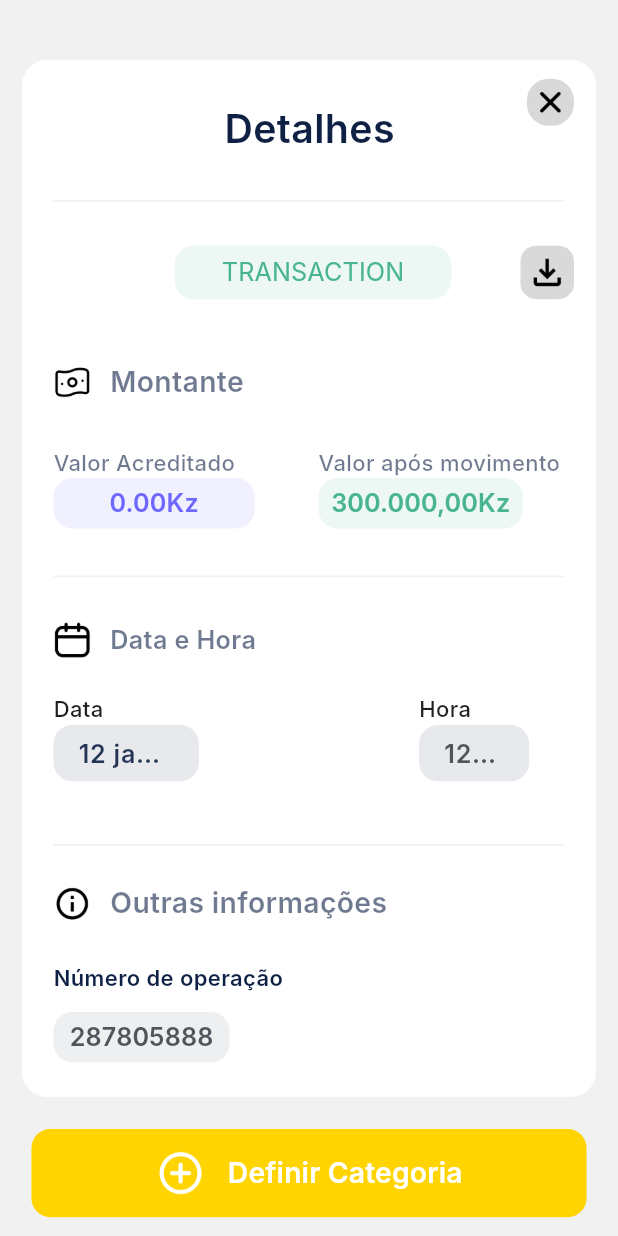
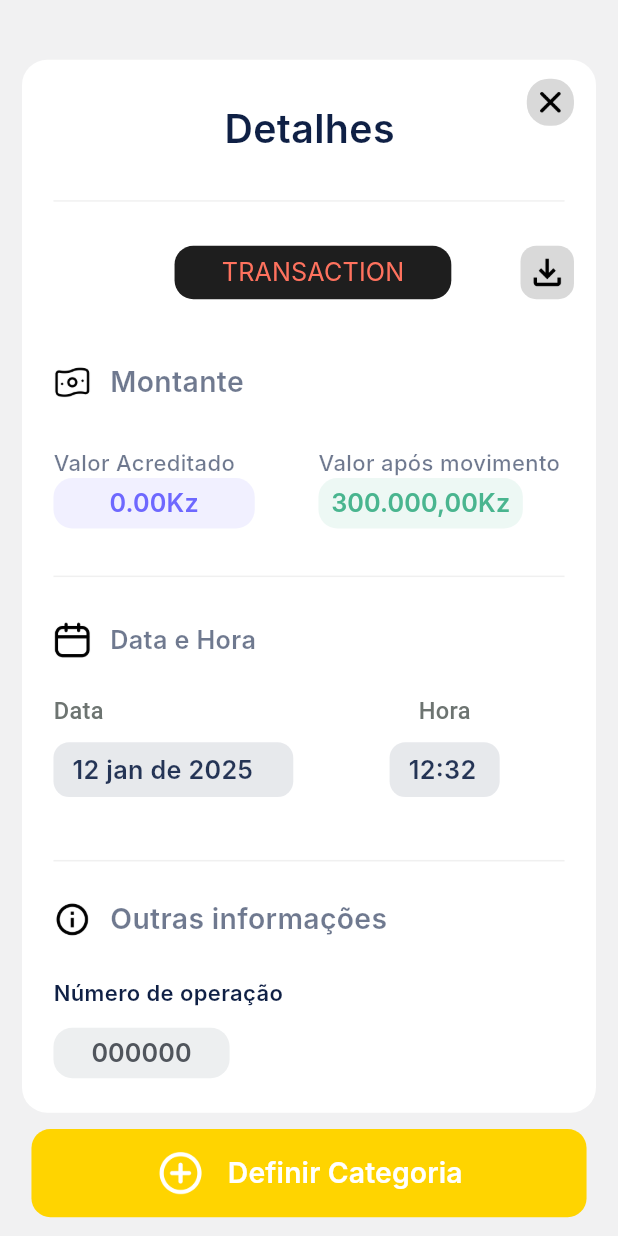
Before and after one commit to WUNDU/wundu-mobile, a Flutter app: the TransactionDetailsScreen screen opened by its route, on a phone screen of 412 x 824 dp. Run offline on Flutter 3.47's test engine with Material 3 defaults, Android fonts, the phone set to English and light mode, and no system bars; our stand-ins replace cached_network_image, dotted_border, equatable, flutter_bloc, flutter_screenutil, flutter_svg and 3 more; accounts and stored records are empty; Roboto replaces fonts that are missing (Inter, Poppins).

Commit message:
📕 chore: add transaction mocks to card manager

```diff
--- a/lib/views/transaction_details/models/transaction_model.dart
+++ b/lib/views/transaction_details/models/transaction_model.dart
@@ -1,4 +1,4 @@
-import 'dart:ui';
+import 'package:flutter/material.dart';
 
 class TransactionModel {
   final String id;
@@ -6,9 +6,11 @@ class TransactionModel {
   final String description;
   final double amount;
   final DateTime date;
-  final String type; // 'transfer', 'payment', 'withdrawal', etc.
+  final String type;
   final Color backgroundColor;
   final String? iconPath;
+  final ButtonStyle buttonStyle;
+  final String cardId; // Novo campo para identificar o cartão
 
   TransactionModel({
     required this.id,
@@ -18,10 +20,11 @@ class TransactionModel {
     required this.date,
     required this.type,
     required this.backgroundColor,
+    required this.buttonStyle,
+    required this.cardId, // Campo obrigatório
     this.iconPath,
   });
 
-  // Método para converter de/para JSON se necessário
   factory TransactionModel.fromJson(Map<String, dynamic> json) {
     return TransactionModel(
       id: json['id'],
@@ -30,8 +33,10 @@ class TransactionModel {
       amount: json['amount'].toDouble(),
       date: DateTime.parse(json['date']),
       type: json['type'],
+      buttonStyle: json['buttonStyle'],
       backgroundColor: Color(json['backgroundColor']),
       iconPath: json['iconPath'],
+      cardId: json['cardId'],
     );
   }
 }
--- a/lib/views/transaction_details/transaction_details_screen.dart
+++ b/lib/views/transaction_details/transaction_details_screen.dart
@@ -5,7 +5,6 @@ import 'package:wundu/views/transaction_details/models/transaction_model.dart';
 import 'package:wundu/views/transaction_details/bloc/transaction_details_screen_bloc.dart';
 import 'package:wundu/views/transaction_details/models/transaction_details_screen_model.dart';
 import 'package:wundu/widgets/custom_elevated_button.dart';
-import 'package:wundu/widgets/custom_text_form_field.dart';
 import 'package:wundu/widgets/custom_icon_button.dart';
 import 'package:intl/intl.dart';
 
@@ -196,8 +195,10 @@ class TransactionDetailsScreen extends StatelessWidget {
             height: 34.h,
             width: 176.h,
             text: transaction?.type.toUpperCase() ?? "TRANSACTION",
-            buttonStyle: CustomButtonStyles.fillTeal,
-            buttonTextStyle: CustomTextStyles.bodyLargeTeal300,
+            buttonStyle: transaction?.buttonStyle,
+            buttonTextStyle: transaction?.type == "payment"
+                ? CustomTextStyles.bodyLargeTeal300
+                : CustomTextStyles.bodyLargeDeeporange300,
           ),
           Padding(
             padding: EdgeInsets.only(left: 44.h),
@@ -207,7 +208,7 @@ class TransactionDetailsScreen extends StatelessWidget {
               padding: EdgeInsets.all(4.h),
               decoration: IconButtonStyleHelper.fillBlueGrayTL10,
               child: CustomImageView(
-                imagePath: transaction?.iconPath ?? ImageConstant.download,
+                imagePath: ImageConstant.download,
               ),
             ),
           ),
@@ -305,56 +306,45 @@ class TransactionDetailsScreen extends StatelessWidget {
 
   /// Section Widget
   Widget _buildDateEdit(BuildContext context) {
-    return BlocSelector<TransactionDetailsScreenBloc,
-        TransactionDetailsScreenState, TextEditingController?>(
-      selector: (state) => state.dateEditController,
-      builder: (context, dateEditController) {
-        return CustomTextFormField(
-          width: 250.h,
-          controller: dateEditController,
-          hintText: "12 jan de 2025",
-          hintStyle: CustomTextStyles.titleMediumBluegray900SemiBold,
-          contentPadding: EdgeInsets.symmetric(
+    final transaction = context.select((TransactionDetailsScreenBloc bloc) =>
+        bloc.state.transactionDetailsScreenModelObj?.transaction);
+    return Container(
+      width: 400.h,
+      padding: EdgeInsets.symmetric(
         horizontal: 12.h,
         vertical: 6.h,
       ),
-          borderDecoration: TextFormFieldStyleHelper.fillBlueGray,
-          filled: true,
-          fillColor: appTheme.blueGray900.withValues(
-            alpha: 0.1,
+      decoration: BoxDecoration(
+        color: appTheme.blueGray900.withValues(alpha: 0.1),
+        borderRadius: BorderRadius.circular(10.h),
       ),
-        );
-      },
+      child: Text(
+        transaction?.date != null
+            ? DateFormat("dd MMM 'de' yyyy", 'pt_BR').format(transaction!.date)
+            : "12 jan de 2025",
+        style: CustomTextStyles.titleMediumBluegray900SemiBold,
+        maxLines: 1,
+        overflow: TextOverflow.ellipsis,
+      ),
     );
   }
 
   /// Section Widget
   Widget _buildTimeEdit(BuildContext context) {
-    return BlocSelector<TransactionDetailsScreenBloc,
-        TransactionDetailsScreenState, TextEditingController?>(
-      selector: (state) => state.timeEditController,
-      builder: (context, timeEditController) {
-        return CustomTextFormField(
-          readOnly: true,
+    return Container(
       width: 70.h,
-          controller: timeEditController,
-          hintText: "12:32",
-          hintStyle: CustomTextStyles.titleMediumBluegray700,
-          textInputAction: TextInputAction.done,
-          contentPadding: EdgeInsets.symmetric(
+      padding: EdgeInsets.symmetric(
         horizontal: 12.h,
         vertical: 6.h,
       ),
-          borderDecoration: TextFormFieldStyleHelper.fillBlueGray,
-          filled: true,
-          fillColor: appTheme.blueGray900.withValues(
-            alpha: 0.1,
+      decoration: BoxDecoration(
+        color: appTheme.blueGray900.withValues(alpha: 0.1),
+        borderRadius: BorderRadius.circular(10.h),
       ),
-          onTap: () {
-            onTapTimeEdit(context);
-          },
-        );
-      },
+      child: Text(
+        "12:32",
+        style: CustomTextStyles.titleMediumBluegray900SemiBold,
+      ),
     );
   }
 
@@ -369,25 +359,24 @@ class TransactionDetailsScreen extends StatelessWidget {
             child: Column(
               crossAxisAlignment: CrossAxisAlignment.start,
               children: [
-                Text(
-                  "Data",
-                  style: CustomTextStyles.titleSmallInterGray90001,
-                ),
+                Text("Data", style: CustomTextStyles.titleSmallGray600),
+                Padding(padding: EdgeInsets.all(5.h)),
                 _buildDateEdit(context),
               ],
             ),
           ),
           SizedBox(
-            width: 140.h,
+            width: 20.h, // Reduced spacing between date and time
           ),
           Expanded(
             child: Column(
-              crossAxisAlignment: CrossAxisAlignment.start,
+              crossAxisAlignment: CrossAxisAlignment.center,
               children: [
                 Text(
                   "Hora",
-                  style: CustomTextStyles.titleSmallInterGray90001,
+                  style: CustomTextStyles.titleSmallGray600,
                 ),
+                Padding(padding: EdgeInsets.all(5.h)),
                 _buildTimeEdit(context),
               ],
             ),
@@ -399,10 +388,12 @@ class TransactionDetailsScreen extends StatelessWidget {
 
   /// Section Widget
   Widget _buildOperationNumberButton(BuildContext context) {
+    final transaction = context.select((TransactionDetailsScreenBloc bloc) =>
+        bloc.state.transactionDetailsScreenModelObj?.transaction);
     return CustomElevatedButton(
       height: 32.h,
       width: 112.h,
-      text: "287805888",
+      text: transaction?.id ?? "000000",
       margin: EdgeInsets.only(left: 6.h),
       buttonStyle: CustomButtonStyles.fillBlueGray,
       buttonTextStyle: CustomTextStyles.titleMediumBluegray700,
```
Also changed, not shown: lib/core/mocks/transaction_mocks.dart (+14 -2 lines), lib/views/card/add_card_manual/bloc/add_card_manual_bloc.dart (+14 -3 lines), lib/views/card/add_card_manual/utils/card_manager.dart (added, +20 -0 lines), lib/views/home/bloc/home_screen_bloc.dart (+21 -36 lines), lib/views/home/home_screen.dart (+12 -1 lines). Lines whose indentation alone changed are shown as unchanged.
